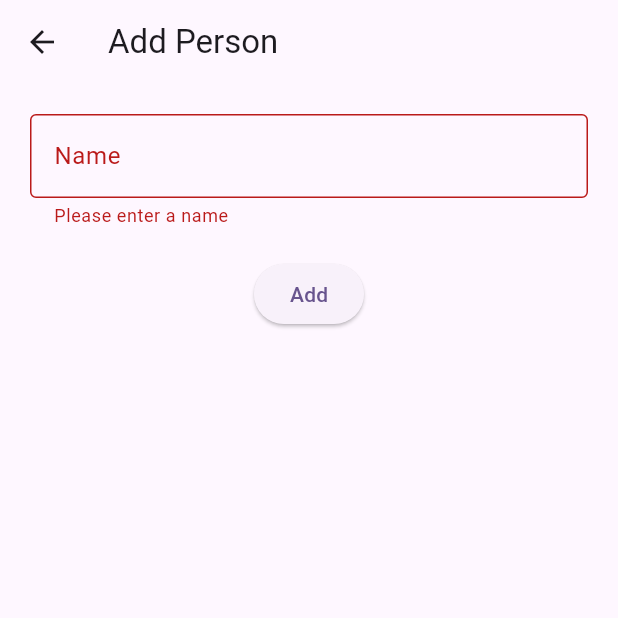
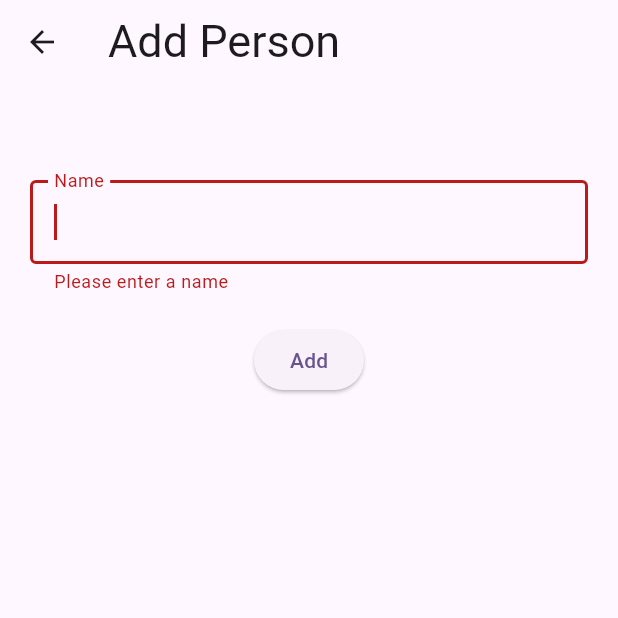
Before and after one commit to JoakimMellonn/beer-app, a Flutter app: the NewPersonPage screen opened directly, after a tap on "Add", on a phone screen of 412 x 824 dp, the top half of it. Run offline on Flutter 3.47's test engine with Material 2 defaults, Android fonts, the phone set to English and light mode, and no system bars; our stand-ins replace cloud_firestore, firebase_auth, firebase_core; accounts and stored records are empty; generated files the repository leaves out were written again; network calls fail.

Commit message:
Is kinda done

```diff
--- a/lib/pages/new_person.dart
+++ b/lib/pages/new_person.dart
@@ -21,6 +21,10 @@ class _NewPersonPageState extends State<NewPersonPage> {
     }
     final result = await context.read<DBProvider>().addPerson(name);
     if (result == 'Person added') {
+      FocusScopeNode currentFocus = FocusScope.of(context);
+      if (!currentFocus.hasPrimaryFocus) {
+        currentFocus.unfocus();
+      }
       Navigator.pop(context);
     } else {
       // show alert dialog if name already exists
@@ -42,8 +46,16 @@ class _NewPersonPageState extends State<NewPersonPage> {
   @override
   Widget build(BuildContext context) {
     return Scaffold(
-      appBar: AppBar(
-        title: const Text('Add Person'),
+      appBar: PreferredSize(
+        preferredSize: const Size.fromHeight(100),
+        child: AppBar(
+          title: const Text(
+            'Add Person',
+            style: TextStyle(
+              fontSize: 30,
+            ),
+          ),
+        ),
       ),
       body: Padding(
         padding: const EdgeInsets.all(20),
@@ -53,6 +65,7 @@ class _NewPersonPageState extends State<NewPersonPage> {
               key: formKey,
               autovalidateMode: AutovalidateMode.onUserInteraction,
               child: TextFormField(
+                autofocus: true,
                 decoration: const InputDecoration(
                   border: OutlineInputBorder(),
                   labelText: 'Name',
```
Also changed, not shown: lib/pages/buy.dart (+38 -5 lines), lib/pages/home.dart (+69 -10 lines), 1 other file.
